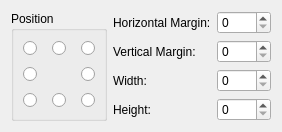
Before: the Qt Designer form libs/guicore/image/imagesettingwidget.ui in i-RIC/prepost-gui, drawn with Qt 5.
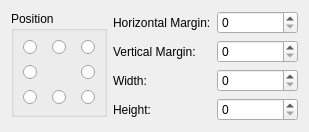
After: the same form once the commit is applied.

```diff
--- a/libs/guicore/image/imagesettingwidget.ui
+++ b/libs/guicore/image/imagesettingwidget.ui
@@ -6,14 +6,16 @@
    <rect>
     <x>0</x>
     <y>0</y>
-    <width>260</width>
+    <width>309</width>
     <height>126</height>
    </rect>
   </property>
   <property name="windowTitle">
    <string>Form</string>
   </property>
-  <layout class="QHBoxLayout" name="horizontalLayout">
+  <layout class="QHBoxLayout" name="horizontalLayout" stretch="0,1">
+   <item>
+    <layout class="QVBoxLayout" name="verticalLayout">
    <item>
     <widget class="QGroupBox" name="positionGroupBox">
      <property name="title">
@@ -86,7 +88,25 @@
     </widget>
    </item>
    <item>
-    <layout class="QVBoxLayout" name="verticalLayout">
+      <spacer name="verticalSpacer_2">
+       <property name="orientation">
+        <enum>Qt::Vertical</enum>
+       </property>
+       <property name="sizeType">
+        <enum>QSizePolicy::MinimumExpanding</enum>
+       </property>
+       <property name="sizeHint" stdset="0">
+        <size>
+         <width>20</width>
+         <height>0</height>
+        </size>
+       </property>
+      </spacer>
+     </item>
+    </layout>
+   </item>
+   <item>
+    <layout class="QVBoxLayout" name="verticalLayout_2">
      <item>
       <layout class="QGridLayout" name="gridLayout_2">
        <item row="0" column="0">
@@ -152,10 +172,13 @@
        <property name="orientation">
         <enum>Qt::Vertical</enum>
        </property>
+       <property name="sizeType">
+        <enum>QSizePolicy::Minimum</enum>
+       </property>
        <property name="sizeHint" stdset="0">
         <size>
          <width>20</width>
-         <height>40</height>
+         <height>0</height>
         </size>
        </property>
       </spacer>
```
Lines whose indentation alone changed are shown as unchanged.
